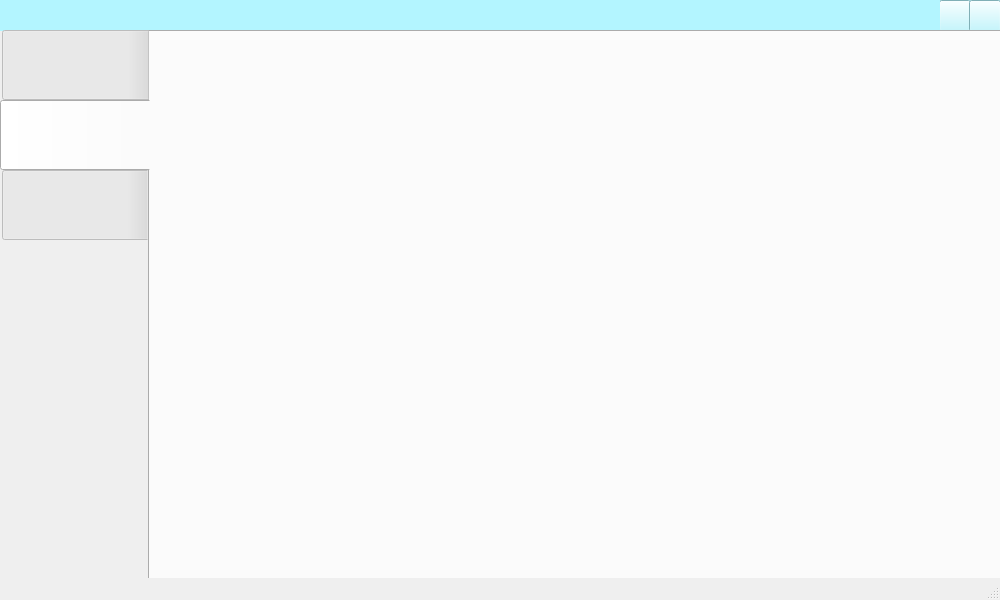
Before: the Qt Designer form QtGui/siruspatcherwindow.ui in MrSago/SirusPatcher, drawn with Qt 5.
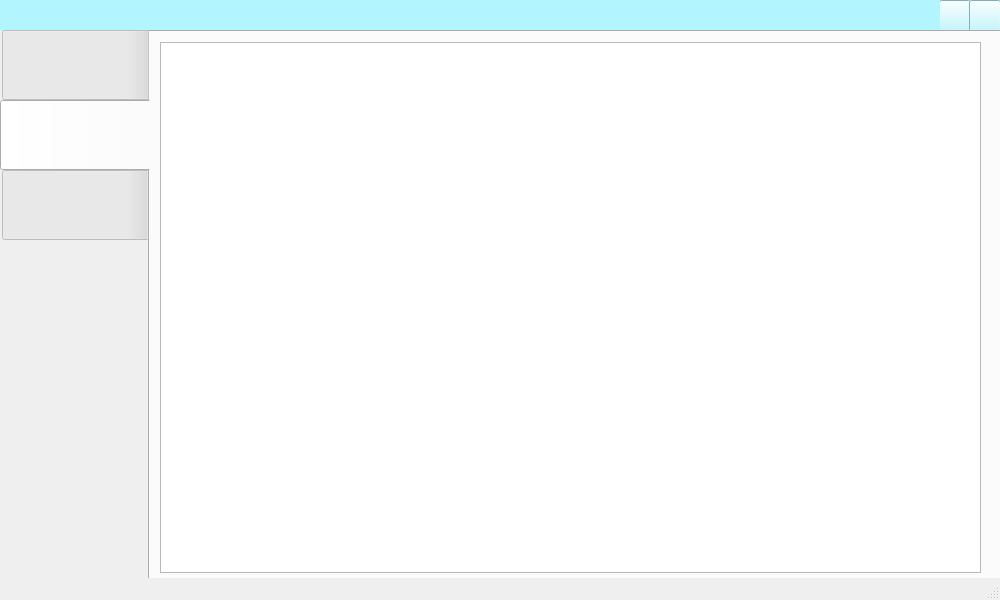
After: the same form once the commit is applied. The open tabs and pages were chosen to show the change. Icons and pictures are not drawn. Custom widgets are drawn as their Qt base class.

Commit message: refactoring resource directories and add spelldbctable class

```diff
--- a/QtGui/siruspatcherwindow.ui
+++ b/QtGui/siruspatcherwindow.ui
@@ -281,6 +281,31 @@
      <attribute name="title">
       <string/>
      </attribute>
+     <widget class="QTableWidget" name="SpellTableWidget">
+      <property name="geometry">
+       <rect>
+        <x>10</x>
+        <y>10</y>
+        <width>821</width>
+        <height>531</height>
+       </rect>
+      </property>
+      <property name="editTriggers">
+       <set>QAbstractItemView::NoEditTriggers</set>
+      </property>
+      <property name="selectionMode">
+       <enum>QAbstractItemView::NoSelection</enum>
+      </property>
+      <property name="rowCount">
+       <number>0</number>
+      </property>
+      <property name="columnCount">
+       <number>0</number>
+      </property>
+      <attribute name="verticalHeaderVisible">
+       <bool>false</bool>
+      </attribute>
+     </widget>
     </widget>
     <widget class="QWidget" name="AboutTab">
      <attribute name="title">
```
Left out of the diff: 2 changed lines with no effect on the pictures. The commit also changes 11 other files.
